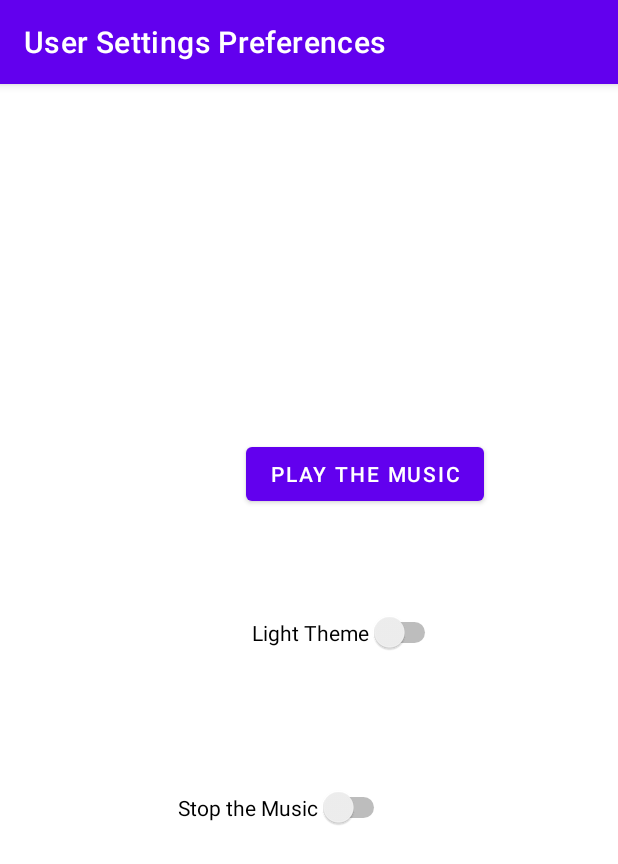
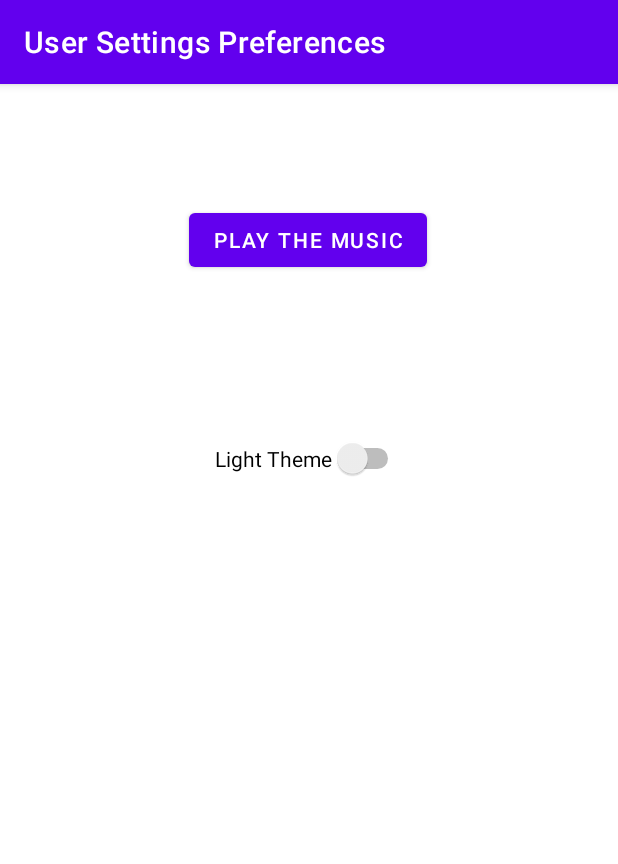
Before and after one commit to DukeAsk1/Android-Java, an Android app: the screen it shows after launch (PreferenceActivity), in the options menu, after a tap on "Setting Preferences", on a phone screen of 412 x 824 dp. Shown: the top 864 px of the screen. Run offline under Robolectric (Android 15) with nearby library versions, the phone set to English and light mode, and no system bars; 2 statements that could not run were skipped.

Commit message:
m
light / dark sharedpreference
musique play mais pas stop

```diff
--- a/rdv/app/src/main/AndroidManifest.xml
+++ b/rdv/app/src/main/AndroidManifest.xml
@@ -3,12 +3,14 @@
     package="com.example.rdv">
 
     <application
+        android:name=".UserSettings"
         android:allowBackup="true"
         android:icon="@mipmap/ic_launcher"
         android:label="RDVManager"
         android:roundIcon="@mipmap/ic_launcher_round"
         android:supportsRtl="true"
         android:theme="@style/Theme.Rdv">
+        <service android:name=".MusicService" android:enabled="true"/>
         <activity
             android:name=".MainActivity"
             android:exported="true">
--- a/rdv/app/src/main/java/com/example/rdv/FromShareActivity.java
+++ b/rdv/app/src/main/java/com/example/rdv/FromShareActivity.java
@@ -1,14 +1,35 @@
 package com.example.rdv;
 
+import android.content.ComponentName;
+import android.content.Context;
+import android.content.Intent;
+import android.content.ServiceConnection;
 import android.os.Bundle;
+import android.os.IBinder;
 
 import androidx.appcompat.app.AppCompatActivity;
 
 public class FromShareActivity extends AppCompatActivity {
+    // Music
+    private MusicService myService;
+    private ServiceConnection myServiceConnection = new ServiceConnection(){
+        @Override
+        public void onServiceConnected(ComponentName name, IBinder service){
+            myService  =((MusicService.MyActivityBinder)service).getService();
+        }
+
+        @Override
+        public void onServiceDisconnected(ComponentName name){
+            myService = null;
+        }
+    };
+
     @Override
     public void onCreate(Bundle savedInstanceState) {
         super.onCreate(savedInstanceState);
+        setContentView(R.layout.from_share);
 
-        setContentView(R.layout.from_share);
+        Intent serviceIntent = new Intent(this, MusicService.class);
+        bindService(serviceIntent, myServiceConnection, Context.BIND_AUTO_CREATE);
     }
 }
--- a/rdv/app/src/main/java/com/example/rdv/MainActivity.java
+++ b/rdv/app/src/main/java/com/example/rdv/MainActivity.java
@@ -4,6 +4,7 @@ import static java.security.AccessController.getContext;
 
 import androidx.annotation.NonNull;
 import androidx.appcompat.app.AppCompatActivity;
+import androidx.appcompat.app.AppCompatDelegate;
 import androidx.core.app.ActivityCompat;
 import androidx.core.app.NotificationCompat;
 import androidx.core.app.NotificationManagerCompat;
@@ -15,12 +16,17 @@ import android.app.Fragment;
 import android.app.NotificationChannel;
 import android.app.NotificationManager;
 import android.app.PendingIntent;
+import android.content.ComponentName;
+import android.content.Context;
 import android.content.Intent;
+import android.content.ServiceConnection;
+import android.content.SharedPreferences;
 import android.content.pm.PackageManager;
 import android.database.Cursor;
 import android.media.MediaPlayer;
 import android.os.Build;
 import android.os.Bundle;
+import android.os.IBinder;
 import android.util.Log;
 import android.view.ContextMenu;
 import android.view.Menu;
@@ -56,22 +62,42 @@ public class MainActivity extends AppCompatActivity {
     static int NOTIFICATION_ID=100;
     static int REQUEST_CODE= 200;
 
+    // User settings
+    private UserSettings settings;
+
+    // Music
+    private MusicService myService;
+    private ServiceConnection myServiceConnection = new ServiceConnection(){
+        @Override
+        public void onServiceConnected(ComponentName name, IBinder service){
+            myService  =((MusicService.MyActivityBinder)service).getService();
+        }
+
+        @Override
+        public void onServiceDisconnected(ComponentName name){
+            myService = null;
+        }
+    };
+
+
+
 
     @Override
     protected void onCreate(Bundle savedInstanceState) {
         super.onCreate(savedInstanceState);
         setContentView(R.layout.activity_main);
 
-        myHelper = new DatabaseHelper(this);
-        myHelper.open();
+        Intent serviceIntent = new Intent(this, MusicService.class);
+        bindService(serviceIntent, myServiceConnection, Context.BIND_AUTO_CREATE);
 
+        settings = (UserSettings) getApplication();
+        initWidgets();
 
+        loadSharedPreferences();
 
         requestReadContactPermissions(); // request for permissions
         createNotificationChannel(); // create a notification channel
 
-        lvMoments = (ListView) findViewById(R.id.lvMoments);
-        lvMoments.setEmptyView(findViewById(R.id.tvEmpty));
         chargeData();
         registerForContextMenu(lvMoments);
 
@@ -110,6 +136,32 @@ public class MainActivity extends AppCompatActivity {
 
 
 
+    }
+
+
+    private void initWidgets(){
+
+        myHelper = new DatabaseHelper(this);
+        myHelper.open();
+        lvMoments = (ListView) findViewById(R.id.lvMoments);
+        lvMoments.setEmptyView(findViewById(R.id.tvEmpty));
+    }
+
+    private void updateView() {
+
+        if(settings.getCustomTheme().equals(UserSettings.DARK_THEME)){
+            AppCompatDelegate.setDefaultNightMode(AppCompatDelegate.MODE_NIGHT_YES);
+        }
+        else{
+            AppCompatDelegate.setDefaultNightMode(AppCompatDelegate.MODE_NIGHT_NO);
+        }
+    }
+
+    private void loadSharedPreferences() {
+        SharedPreferences sharedPreferences = getSharedPreferences(UserSettings.PREFERENCES, MODE_PRIVATE);
+        String theme = sharedPreferences.getString(UserSettings.CUSTOM_THEME, UserSettings.LIGHT_THEME);
+        settings.setCustomTheme(theme);
+        updateView();
     }
 
 
@@ -171,7 +223,7 @@ public class MainActivity extends AppCompatActivity {
                     fragment.chargeAll();
                 } else {
                     Intent intent=new Intent(this, PreferenceActivity.class);
-                    intent.putExtra("fromAdd", true);
+                    intent.putExtra("mediaPlayer", true);
                     startActivity(intent);
                     return true;
                 }
--- a/rdv/app/src/main/java/com/example/rdv/PreferenceActivity.java
+++ b/rdv/app/src/main/java/com/example/rdv/PreferenceActivity.java
@@ -1,7 +1,13 @@
 package com.example.rdv;
 
+import android.content.ComponentName;
+import android.content.Context;
+import android.content.Intent;
+import android.content.ServiceConnection;
+import android.content.SharedPreferences;
 import android.media.MediaPlayer;
 import android.os.Bundle;
+import android.os.IBinder;
 import android.view.View;
 import android.widget.Button;
 import android.widget.CompoundButton;
@@ -9,12 +15,27 @@ import android.widget.Switch;
 
 import androidx.appcompat.app.AppCompatActivity;
 import androidx.appcompat.app.AppCompatDelegate;
+import androidx.core.content.ContextCompat;
 
 public class PreferenceActivity extends AppCompatActivity {
-    Switch music;
+    private UserSettings settings;
+
     Switch background_color;
+
     Button play_pause;
-    MediaPlayer mediaPlayer;
+
+    private MusicService myService = null;
+    private ServiceConnection myServiceConnection = new ServiceConnection(){
+        @Override
+        public void onServiceConnected(ComponentName name, IBinder service){
+            myService  =((MusicService.MyActivityBinder)service).getService();
+        }
+
+        @Override
+        public void onServiceDisconnected(ComponentName name){
+            myService = null;
+        }
+    };
 
 
     @Override
@@ -22,78 +43,108 @@ public class PreferenceActivity extends AppCompatActivity {
         super.onCreate(savedInstanceState);
         setContentView(R.layout.preferences);
 
-        music = findViewById(R.id.music);
-        background_color = findViewById(R.id.background_color);
-        play_pause = findViewById(R.id.play_pause);
-        mediaPlayer = MediaPlayer.create(getApplicationContext(),R.raw.lofi);
-        if(mediaPlayer.isPlaying()){
+        settings = (UserSettings) getApplication();
+
+        initWidgets();
+        loadSharedPreferences();
+        initSwitchListener();
+
+
+        if(isPlaying()){
             play_pause.setText(R.string.MusicOff);
         }
         else{
             play_pause.setText(R.string.MusicOn);
         }
 
-        if(!mediaPlayer.isPlaying() && music.isChecked()){
-            music.setText(R.string.PlayMusic);
-        }
-        else if(mediaPlayer.isPlaying() && !music.isChecked()){
-            music.setText(R.string.StopMusic);
-        }
 
         play_pause.setOnClickListener(new View.OnClickListener() {
             @Override
             public void onClick(View view) {
-                if(mediaPlayer.isPlaying()){
-                    pauseMusic();
-                    play_pause.setText(R.string.MusicOn);
 
+                if(!isPlaying()){
+                    startMusic();
                 }
                 else{
-                    playMusic();
-                    play_pause.setText(R.string.MusicOff);
+                    stopMusic();
                 }
             }
         });
 
-        music.setOnCheckedChangeListener(new CompoundButton.OnCheckedChangeListener() {
-            @Override
-            public void onCheckedChanged(CompoundButton compoundButton, boolean b) {
-                if(b){
-                    stopMusic();
-                    music.setText(R.string.PlayMusic);
-                    play_pause.setText(R.string.MusicStop);
-                }
-                else{
-                    //playMusic();
-                    music.setText(R.string.StopMusic);
-                    play_pause.setText(R.string.MusicOn);
-                }
-            }
-        });
+
+    }
+
+    private void initSwitchListener() {
 
         background_color.setOnCheckedChangeListener(new CompoundButton.OnCheckedChangeListener() {
             @Override
-            public void onCheckedChanged(CompoundButton compoundButton, boolean b) {
-                if(b){
-                    AppCompatDelegate.setDefaultNightMode(AppCompatDelegate.MODE_NIGHT_YES);
-                    background_color.setText(R.string.darkTheme);
+            public void onCheckedChanged(CompoundButton compoundButton, boolean checked) {
+                if(checked){
+                    settings.setCustomTheme(UserSettings.DARK_THEME);
                 }
                 else{
-                    AppCompatDelegate.setDefaultNightMode(AppCompatDelegate.MODE_NIGHT_NO);
-                    background_color.setText(R.string.lightTheme);
+                    settings.setCustomTheme(UserSettings.LIGHT_THEME);
                 }
+
+                SharedPreferences.Editor editor = getSharedPreferences(UserSettings.PREFERENCES, MODE_PRIVATE).edit();
+                editor.putString(UserSettings.CUSTOM_THEME, settings.getCustomTheme());
+                editor.apply();
+                updateView();
             }
         });
     }
 
+    private void updateView() {
+        final int black = ContextCompat.getColor(this,R.color.black);
+        final int white = ContextCompat.getColor(this,R.color.white);
 
-    public void playMusic(){
-        mediaPlayer.start();
+        if(settings.getCustomTheme().equals(UserSettings.DARK_THEME)){
+            background_color.setTextColor(white);
+            AppCompatDelegate.setDefaultNightMode(AppCompatDelegate.MODE_NIGHT_YES);
+            background_color.setChecked(true);
+            background_color.setText(R.string.darkTheme);
+        }
+        else{
+            background_color.setTextColor(black);
+            AppCompatDelegate.setDefaultNightMode(AppCompatDelegate.MODE_NIGHT_NO);
+            background_color.setChecked(false);
+            background_color.setText(R.string.lightTheme);
+        }
     }
-    public void pauseMusic(){
-        mediaPlayer.pause();
+
+    private void loadSharedPreferences() {
+        SharedPreferences sharedPreferences = getSharedPreferences(UserSettings.PREFERENCES, MODE_PRIVATE);
+        String theme = sharedPreferences.getString(UserSettings.CUSTOM_THEME, UserSettings.LIGHT_THEME);
+        settings.setCustomTheme(theme);
+        updateView();
     }
+
+    private void initWidgets() {
+        background_color = findViewById(R.id.background_color);
+        play_pause = findViewById(R.id.play_pause);
+    }
+
+
+    public void startMusic(){
+        Intent serviceIntent = new Intent(getApplicationContext(), MusicService.class);
+        startService(serviceIntent);
+        bindService(serviceIntent,myServiceConnection, Context.BIND_AUTO_CREATE);
+    }
+
+
     public void stopMusic(){
-        mediaPlayer.stop();
+        Intent serviceIntent = new Intent(getApplicationContext(), MusicService.class);
+        stopService(serviceIntent);
+        unbindService(myServiceConnection);
+    }
+
+    @Override
+    protected void onStop(){
+        super.onStop();
+        stopMusic();
+    }
+
+    public boolean isPlaying(){
+        return !(myService == null);
     }
 }
--- /dev/null
+++ b/rdv/app/src/main/java/com/example/rdv/UserSettings.java
@@ -0,0 +1,21 @@
+package com.example.rdv;
+
+import android.app.Application;
+
+public class UserSettings extends Application {
+    public static final String PREFERENCES = "preferences";
+
+    public static final String CUSTOM_THEME = "customTheme";
+    public static final String LIGHT_THEME = "lightTheme";
+    public static final String DARK_THEME = "darkTheme";
+
+    private String customTheme;
+
+    public String getCustomTheme() {
+        return customTheme;
+    }
+
+    public void setCustomTheme(String customTheme) {
+        this.customTheme = customTheme;
+    }
+}
--- a/rdv/app/src/main/res/layout/preferences.xml
+++ b/rdv/app/src/main/res/layout/preferences.xml
@@ -5,33 +5,25 @@
     android:layout_width="match_parent"
     android:layout_height="match_parent">
 
-    <Switch
-        android:id="@+id/music"
-        android:layout_width="wrap_content"
-        android:layout_height="wrap_content"
-        android:layout_marginEnd="152dp"
-        android:layout_marginBottom="272dp"
-        android:text="Stop the Music"
-        app:layout_constraintBottom_toBottomOf="parent"
-        app:layout_constraintEnd_toEndOf="parent" />
 
     <Switch
         android:id="@+id/background_color"
         android:layout_width="wrap_content"
         android:layout_height="wrap_content"
-        android:layout_marginStart="168dp"
-        android:layout_marginTop="352dp"
+        android:layout_marginTop="108dp"
         android:text="Light Theme"
+        app:layout_constraintEnd_toEndOf="parent"
         app:layout_constraintStart_toStartOf="parent"
-        app:layout_constraintTop_toTopOf="parent" />
+        app:layout_constraintTop_toBottomOf="@+id/play_pause" />
 
     <Button
         android:id="@+id/play_pause"
         android:layout_width="wrap_content"
         android:layout_height="wrap_content"
-        android:layout_marginStart="164dp"
-        android:layout_marginTop="236dp"
+        android:layout_marginTop="80dp"
         android:text="Pause the Music"
+        app:layout_constraintEnd_toEndOf="parent"
+        app:layout_constraintHorizontal_bias="0.497"
         app:layout_constraintStart_toStartOf="parent"
         app:layout_constraintTop_toTopOf="parent" />
 </androidx.constraintlayout.widget.ConstraintLayout>
```
Also changed, not shown: rdv/app/src/main/java/com/example/rdv/MusicService.java (added, +50 -0 lines), rdv/app/src/main/java/com/example/rdv/RdvDetailsActivity.java (+23 -2 lines).
